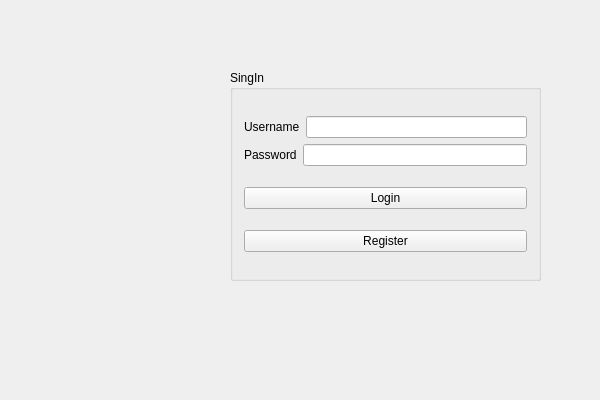
Qt form OneDrive/onedrive.ui (radusalex1/OneDriveProject) before a commit.
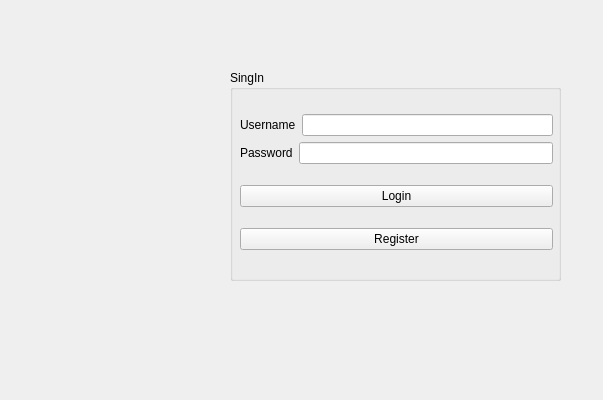
The same form after that commit.

```diff
--- a/OneDrive/onedrive.ui
+++ b/OneDrive/onedrive.ui
@@ -6,7 +6,7 @@
    <rect>
     <x>0</x>
     <y>0</y>
-    <width>600</width>
+    <width>603</width>
     <height>400</height>
    </rect>
   </property>
@@ -21,14 +21,29 @@
     <rect>
      <x>230</x>
      <y>70</y>
-     <width>311</width>
+     <width>331</width>
      <height>211</height>
     </rect>
    </property>
    <property name="title">
     <string>SingIn</string>
    </property>
+   <property name="flat">
+    <bool>false</bool>
+   </property>
+   <property name="checkable">
+    <bool>false</bool>
+   </property>
    <layout class="QVBoxLayout" name="verticalLayout_2">
+    <property name="leftMargin">
+     <number>7</number>
+    </property>
+    <property name="topMargin">
+     <number>9</number>
+    </property>
+    <property name="rightMargin">
+     <number>5</number>
+    </property>
     <item>
      <layout class="QVBoxLayout" name="verticalLayout">
       <item>
@@ -55,7 +70,11 @@
          </widget>
         </item>
         <item>
-         <widget class="QLineEdit" name="line_password"/>
+         <widget class="QLineEdit" name="line_password">
+          <property name="enabled">
+           <bool>true</bool>
+          </property>
+         </widget>
         </item>
        </layout>
       </item>
```
